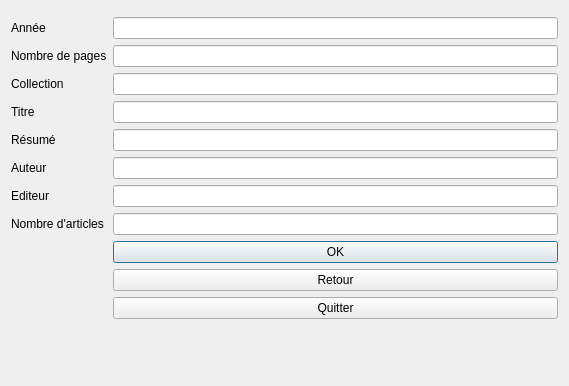
Old version of the form fenetre_revue.ui in the repository sam19961/ProjetBiblioFinal.
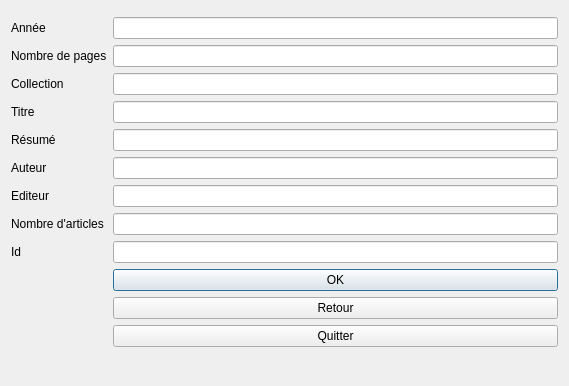
New version of the form.

The edit to the form file:
```diff
--- a/fenetre_revue.ui
+++ b/fenetre_revue.ui
@@ -118,6 +118,16 @@
      </property>
     </widget>
    </item>
+   <item row="14" column="1">
+    <widget class="QLineEdit" name="fid"/>
+   </item>
+   <item row="14" column="0">
+    <widget class="QLabel" name="label_9">
+     <property name="text">
+      <string>Id</string>
+     </property>
+    </widget>
+   </item>
   </layout>
  </widget>
  <resources/>
```
